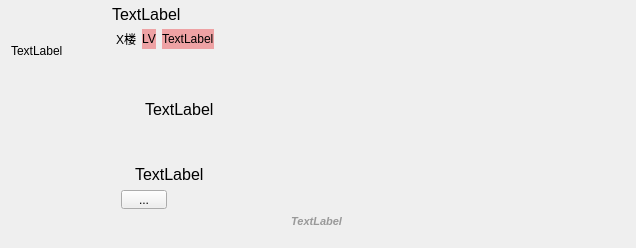
Above: ui/component/ui_chat_room_msg.ui from tonquer/picacg-qt before the change. Below: the same form after it.
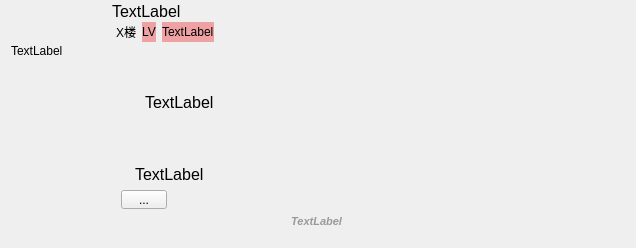
That is the form after the change. Icons and pictures are not drawn. Custom widgets are drawn as their Qt base class.

```diff
--- a/ui/component/ui_chat_room_msg.ui
+++ b/ui/component/ui_chat_room_msg.ui
@@ -257,6 +257,7 @@
           </property>
           <property name="styleSheet">
            <string notr="true">padding-left:10px;
+padding-top:25px;
 padding-right:10px;</string>
           </property>
           <property name="text">
```
